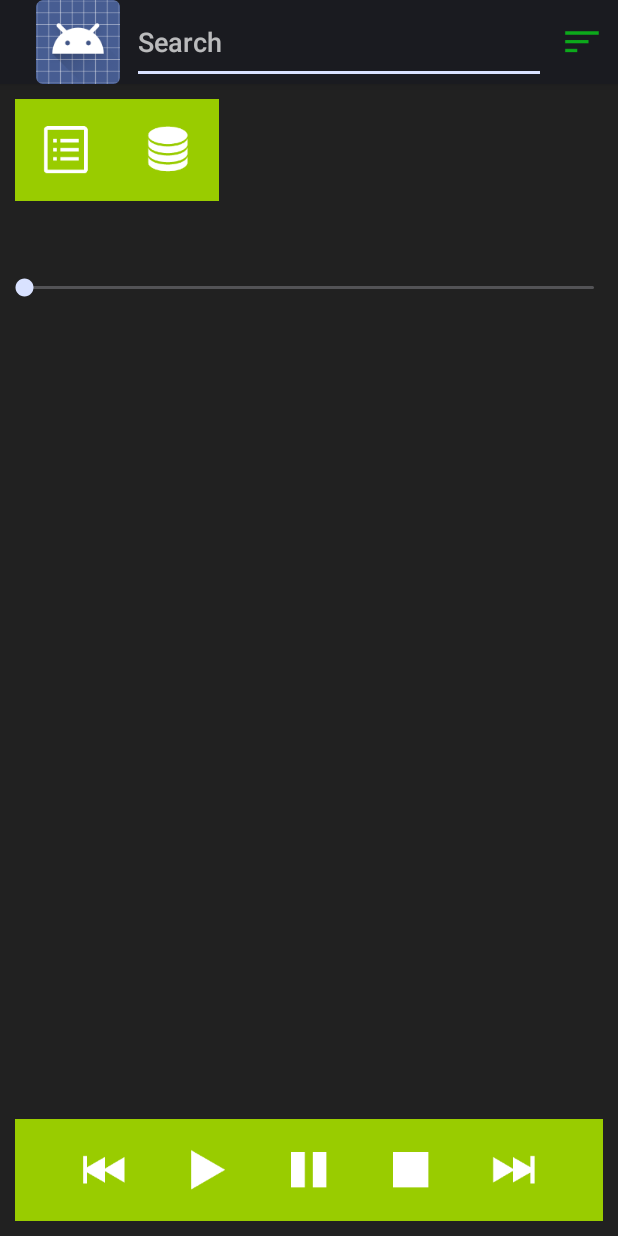
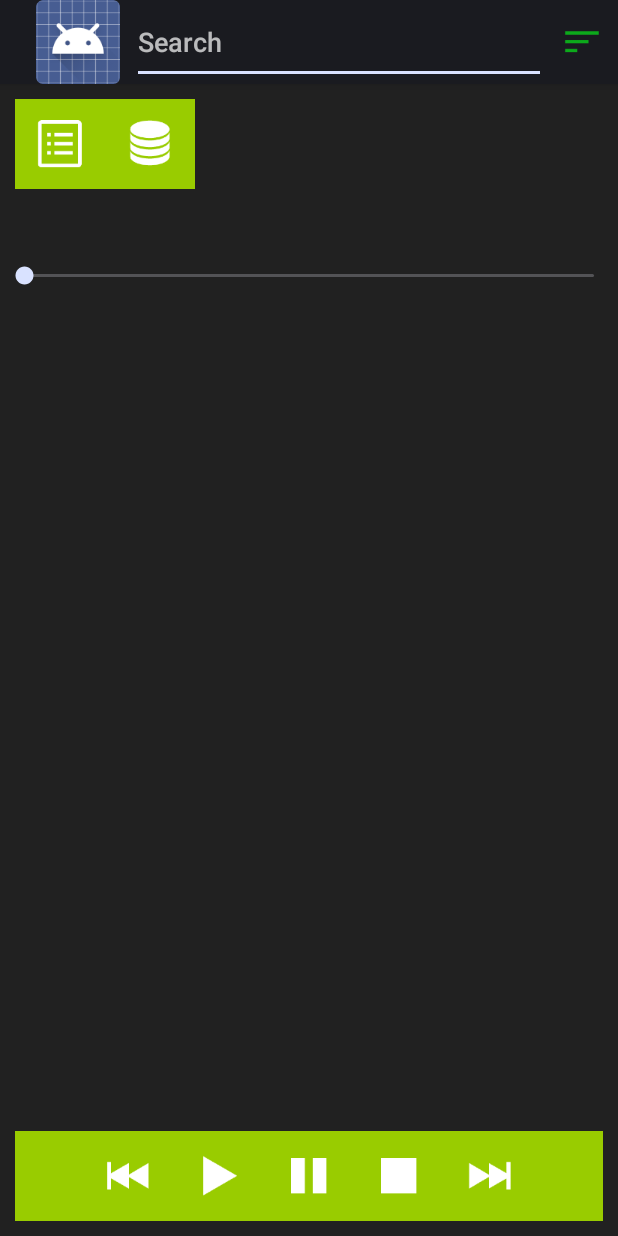
Before and after one commit to maxtat3/audioplayer-android, an Android app: the screen it shows after launch (MainActivity), on a phone screen of 412 x 824 dp. Run offline under Robolectric (Android 15) with nearby library versions, the phone set to English and light mode, and no system bars.

Commit message:
Lower direction buttons margin to 12 dp.

```diff
--- a/app/src/main/res/values/dimens.xml
+++ b/app/src/main/res/values/dimens.xml
@@ -2,5 +2,5 @@
 <resources>
 	<dimen name="btn_layout_width">36dp</dimen>
 	<dimen name="btn_layout_height">36dp</dimen>
-	<dimen name="btn_layout_margin">16dp</dimen>
+	<dimen name="btn_layout_margin">12dp</dimen>
 </resources>
```
